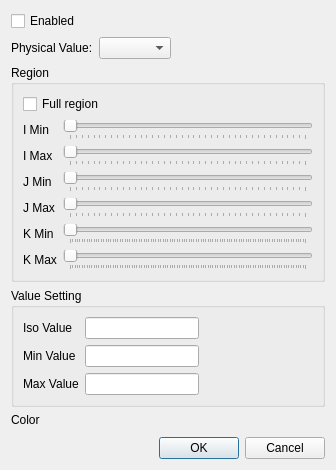
Before: the Qt Designer form libs/post/post3d/datamodel/post3dwindowisosurfacesettingdialog.ui in i-RIC/prepost-gui, drawn with Qt 5.
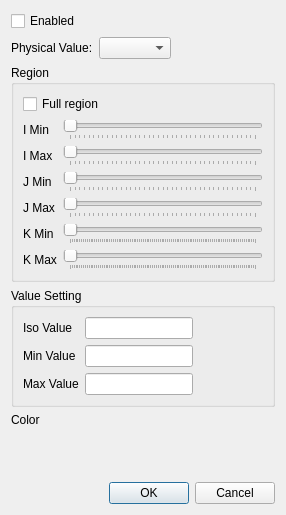
After: the same form once the commit is applied. Custom widgets are drawn as their Qt base class.

Commit message: Closes i-RIC/prepost-gui#716

What changed in the file:
```diff
--- a/libs/post/post3d/datamodel/post3dwindowisosurfacesettingdialog.ui
+++ b/libs/post/post3d/datamodel/post3dwindowisosurfacesettingdialog.ui
@@ -6,8 +6,8 @@
    <rect>
     <x>0</x>
     <y>0</y>
-    <width>336</width>
-    <height>470</height>
+    <width>286</width>
+    <height>515</height>
    </rect>
   </property>
   <property name="windowTitle">
@@ -317,6 +317,26 @@
      </item>
     </layout>
    </item>
+   <item>
+    <layout class="QHBoxLayout" name="horizontalLayout_4">
+     <item>
+      <widget class="TransparencyWidget" name="transparencyWidget" native="true"/>
+     </item>
+     <item>
+      <spacer name="horizontalSpacer_5">
+       <property name="orientation">
+        <enum>Qt::Horizontal</enum>
+       </property>
+       <property name="sizeHint" stdset="0">
+        <size>
+         <width>40</width>
+         <height>20</height>
+        </size>
+       </property>
+      </spacer>
+     </item>
+    </layout>
+   </item>
    <item>
     <spacer name="verticalSpacer">
      <property name="orientation">
@@ -359,6 +379,12 @@
    <extends>QLineEdit</extends>
    <header>guibase/widget/realnumbereditwidget.h</header>
   </customwidget>
+  <customwidget>
+   <class>TransparencyWidget</class>
+   <extends>QWidget</extends>
+   <header>guibase/widget/transparencywidget.h</header>
+   <container>1</container>
+  </customwidget>
  </customwidgets>
  <tabstops>
   <tabstop>enabledCheckBox</tabstop>
```
The commit also changes 5 other files.
